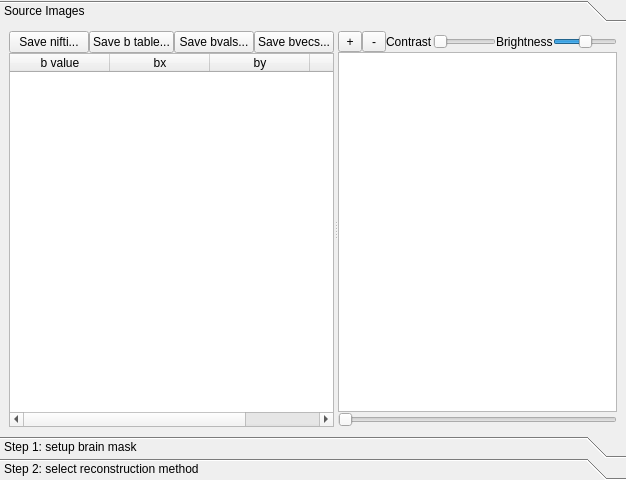
Above: reconstruction/reconstruction_window.ui from frankyeh/DSI-Studio before the change. Below: the same form after it.
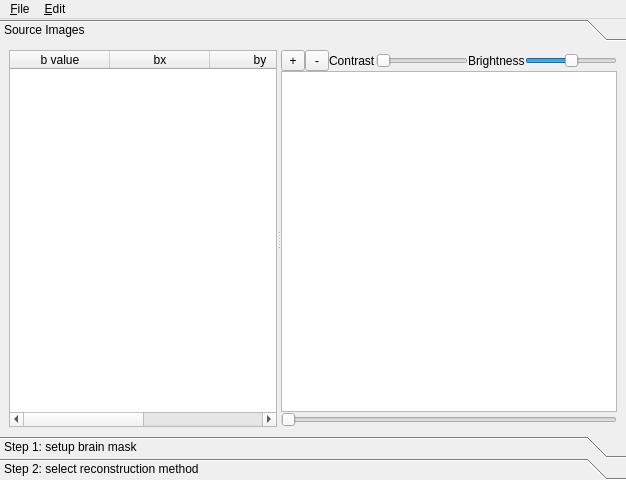
That is the form after the change. The open tabs and pages were chosen to show the change.

Patch:
```diff
--- a/reconstruction/reconstruction_window.ui
+++ b/reconstruction/reconstruction_window.ui
@@ -52,7 +52,7 @@
          <x>0</x>
          <y>0</y>
          <width>626</width>
-         <height>414</height>
+         <height>393</height>
         </rect>
        </property>
        <attribute name="label">
@@ -72,78 +72,6 @@
             <property name="margin">
              <number>0</number>
             </property>
-            <item>
-             <layout class="QHBoxLayout" name="horizontalLayout_7">
-              <property name="spacing">
-               <number>0</number>
-              </property>
-              <item>
-               <widget class="QPushButton" name="save4dnifti">
-                <property name="maximumSize">
-                 <size>
-                  <width>16777215</width>
-                  <height>22</height>
-                 </size>
-                </property>
-                <property name="text">
-                 <string>Save nifti...</string>
-                </property>
-               </widget>
-              </item>
-              <item>
-               <widget class="QPushButton" name="save_b_table">
-                <property name="maximumSize">
-                 <size>
-                  <width>16777215</width>
-                  <height>22</height>
-                 </size>
-                </property>
-                <property name="text">
-                 <string>Save b table...</string>
-                </property>
-               </widget>
-              </item>
-              <item>
-               <widget class="QPushButton" name="save_bvals">
-                <property name="maximumSize">
-                 <size>
-                  <width>16777215</width>
-                  <height>22</height>
-                 </size>
-                </property>
-                <property name="text">
-                 <string>Save bvals...</string>
-                </property>
-               </widget>
-              </item>
-              <item>
-               <widget class="QPushButton" name="save_bvec">
-                <property name="maximumSize">
-                 <size>
-                  <width>16777215</width>
-                  <height>22</height>
-                 </size>
-                </property>
-                <property name="text">
-                 <string>Save bvecs...</string>
-                </property>
-               </widget>
-              </item>
-              <item>
-               <spacer name="horizontalSpacer_5">
-                <property name="orientation">
-                 <enum>Qt::Horizontal</enum>
-                </property>
-                <property name="sizeHint" stdset="0">
-                 <size>
-                  <width>40</width>
-                  <height>20</height>
-                 </size>
-                </property>
-               </spacer>
-              </item>
-             </layout>
-            </item>
             <item>
              <widget class="QTableWidget" name="b_table">
               <property name="selectionMode">
@@ -1380,6 +1308,94 @@
     </item>
    </layout>
   </widget>
+  <widget class="QMenuBar" name="menuBar">
+   <property name="geometry">
+    <rect>
+     <x>0</x>
+     <y>0</y>
+     <width>626</width>
+     <height>21</height>
+    </rect>
+   </property>
+   <widget class="QMenu" name="menuFile">
+    <property name="title">
+     <string>&amp;File</string>
+    </property>
+    <addaction name="actionSave_4D_nifti"/>
+    <addaction name="actionSave_b_table"/>
+    <addaction name="actionSave_bvals"/>
+    <addaction name="actionSave_bvecs"/>
+   </widget>
+   <widget class="QMenu" name="menu_Edit">
+    <property name="title">
+     <string>&amp;Edit</string>
+    </property>
+    <addaction name="actionFlip_x"/>
+    <addaction name="actionFlip_y"/>
+    <addaction name="actionFlip_z"/>
+    <addaction name="actionFlip_xy"/>
+    <addaction name="actionFlip_xz"/>
+    <addaction name="actionFlip_yz"/>
+    <addaction name="actionRotate"/>
+   </widget>
+   <addaction name="menuFile"/>
+   <addaction name="menu_Edit"/>
+  </widget>
+  <action name="actionSave_4D_nifti">
+   <property name="text">
+    <string>Save 4D nifti...</string>
+   </property>
+  </action>
+  <action name="actionSave_b_table">
+   <property name="text">
+    <string>Save b-table...</string>
+   </property>
+  </action>
+  <action name="actionSave_bvals">
+   <property name="text">
+    <string>Save bvals...</string>
+   </property>
+  </action>
+  <action name="actionSave_bvecs">
+   <property name="text">
+    <string>Save bvecs...</string>
+   </property>
+  </action>
+  <action name="actionFlip_x">
+   <property name="text">
+    <string>Flip x</string>
+   </property>
+  </action>
+  <action name="actionFlip_y">
+   <property name="text">
+    <string>Flip y</string>
+   </property>
+  </action>
+  <action name="actionFlip_z">
+   <property name="text">
+    <string>Flip z</string>
+   </property>
+  </action>
+  <action name="actionFlip_xy">
+   <property name="text">
+    <string>Swap x y</string>
+   </property>
+  </action>
+  <action name="actionFlip_xz">
+   <property name="text">
+    <string>Swap x z</string>
+   </property>
+  </action>
+  <action name="actionFlip_yz">
+   <property name="text">
+    <string>Swap y z</string>
+   </property>
+  </action>
+  <action name="actionRotate">
+   <property name="text">
+    <string>Rotate...</string>
+   </property>
+  </action>
  </widget>
  <resources/>
  <connections/>
```
Left out of the diff: 9 changed lines with no effect on the pictures.
